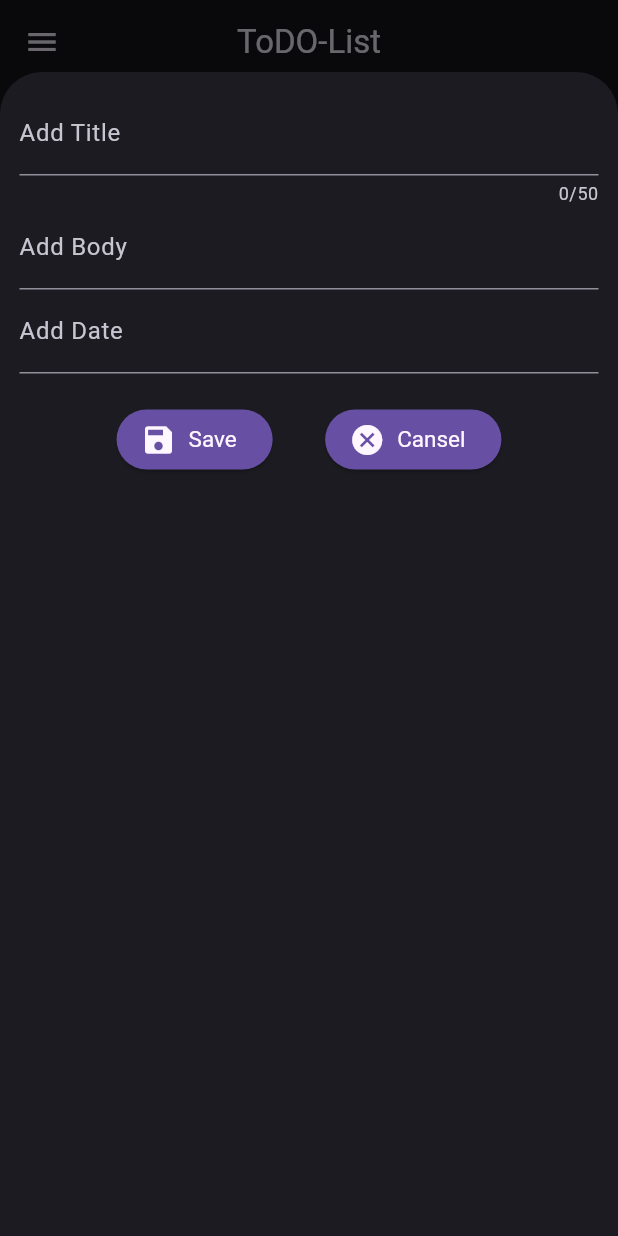
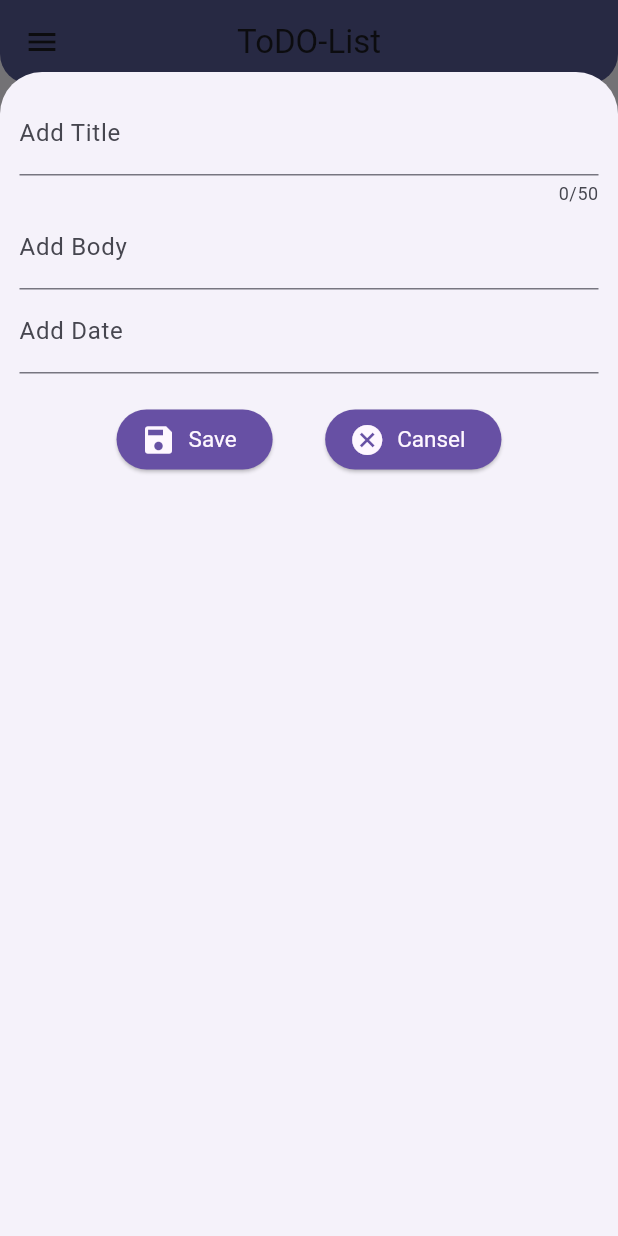
Before and after one commit to badri784/todo_list, a Flutter app: the screen it shows after launch, after a tap on the "add" icon, on a phone screen of 412 x 824 dp. Run offline on Flutter 3.47's test engine with Material 3 defaults, Android fonts, the phone set to English and light mode, and no system bars; our stand-ins replace flutter_riverpod.

Commit message:
add settings and Theme Mode Provider

```diff
--- a/lib/main.dart
+++ b/lib/main.dart
@@ -1,23 +1,37 @@
 // ignore_for_file: deprecated_member_use
 
 import 'package:flutter/material.dart';
+import 'package:flutter_riverpod/flutter_riverpod.dart';
+import 'package:todo_list/statemangment/theme_mode_provider.dart';
 import '../screens/home.dart';
 
 void main() {
-  runApp(const MyApp());
+  runApp(const ProviderScope(child: MyApp()));
 }
 
-class MyApp extends StatelessWidget {
+class MyApp extends ConsumerWidget {
   const MyApp({super.key});
 
   @override
-  Widget build(BuildContext context) {
+  Widget build(BuildContext context, WidgetRef ref) {
     bool isdark = Theme.of(context).brightness == Brightness.dark;
     return MaterialApp(
       theme: ThemeData(
+        brightness: Brightness.light,
         colorScheme: ColorScheme.fromSeed(
-          brightness: Brightness.dark,
-          seedColor: const Color.fromARGB(255, 176, 174, 180),
+          seedColor: const Color.fromARGB(255, 3, 5, 92),
+        ),
+        appBarTheme: AppBarTheme(
+          shape: const RoundedRectangleBorder(
+            borderRadius: const BorderRadiusGeometry.vertical(
+              bottom: Radius.circular(20),
+            ),
+          ),
+
+          backgroundColor:
+              isdark
+                  ? Theme.of(context).colorScheme.scrim
+                  : Theme.of(context).colorScheme.primary,
         ),
         elevatedButtonTheme: ElevatedButtonThemeData(
           style: ButtonStyle(
@@ -29,7 +43,7 @@ class MyApp extends StatelessWidget {
 
             backgroundColor: MaterialStateProperty.all(
               isdark
-                  ? Theme.of(context).colorScheme.surface
+                  ? Theme.of(context).colorScheme.primary
                   : Theme.of(context).colorScheme.primary,
             ),
             foregroundColor: MaterialStateProperty.all(
@@ -40,6 +54,10 @@ class MyApp extends StatelessWidget {
           ),
         ),
       ),
+      darkTheme: ThemeData(brightness: Brightness.dark),
+      themeMode: ref.watch(themeModeProvider),
+      themeAnimationDuration: const Duration(microseconds: 2000),
+      themeAnimationCurve: Curves.easeInOutCubic,
       home: const Home(),
     );
   }
--- a/lib/screens/open_todo.dart
+++ b/lib/screens/open_todo.dart
@@ -18,7 +18,6 @@ class OpenTodo extends StatelessWidget {
           overflow: TextOverflow.ellipsis,
           textAlign: TextAlign.center,
         ),
-        backgroundColor: Theme.of(context).colorScheme.surface,
         centerTitle: true,
       ),
       body: Container(
--- /dev/null
+++ b/lib/statemangment/theme_mode_provider.dart
@@ -0,0 +1,11 @@
+import 'package:flutter/material.dart';
+import 'package:flutter_riverpod/flutter_riverpod.dart';
+
+class ThemeModeProvider extends StateNotifier<ThemeMode> {
+  ThemeModeProvider() : super(ThemeMode.light);
+  final themeMode = StateProvider<ThemeMode>((ref) => ThemeMode.light);
+}
+
+final themeModeProvider = StateNotifierProvider<ThemeModeProvider, ThemeMode>(
+  (_) => ThemeModeProvider(),
+);
--- a/pubspec.yaml
+++ b/pubspec.yaml
@@ -35,6 +35,7 @@ dependencies:
   # Use with the CupertinoIcons class for iOS style icons.
   cupertino_icons: ^1.0.8
   intl: ^0.20.2
+  flutter_riverpod: ^2.6.1
 
 dev_dependencies:
   flutter_test:
```
Also changed, not shown: lib/screens/settings_screen.dart (added, +42 -0 lines), lib/screens/todo_done.dart (+9 -12 lines), lib/widget/drawer.dart (+11 -1 lines), pubspec.lock.
